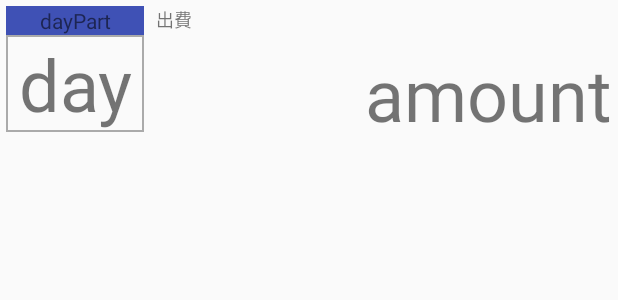
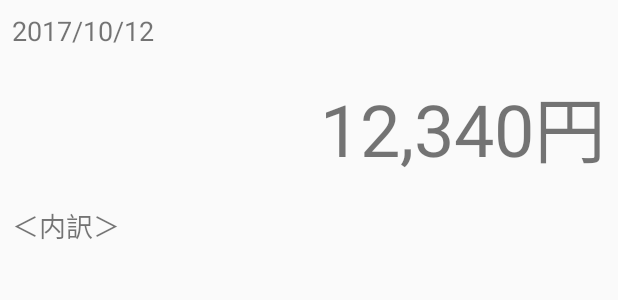
Before and after one commit to yochiboo/MySpending, an Android app: the layout fragment_summary.xml on its own in the app's theme, with its tools: preview values and no code run, on a phone screen of 412 x 824 dp. Shown: the top 300 px of the screen. Run offline under Robolectric (Android 15) with nearby library versions, the light colour scheme and no system bars.

Commit message:
サマリ画面のレイアウト変更

```diff
--- a/app/src/main/res/layout/fragment_summary.xml
+++ b/app/src/main/res/layout/fragment_summary.xml
@@ -1,112 +1,55 @@
 <?xml version="1.0" encoding="utf-8"?>
 <LinearLayout xmlns:android="http://schemas.android.com/apk/res/android"
+              android:orientation="vertical"
               android:layout_width="match_parent"
-              android:layout_height="wrap_content"
-              android:orientation="horizontal"
-    >
+              android:layout_height="wrap_content">
 
-    <LinearLayout
-        android:layout_width="wrap_content"
-        android:layout_height="wrap_content"
-        android:orientation="vertical"
-        android:layout_margin="4dp"
-        >
+    <LinearLayout android:orientation="vertical"
+                  android:layout_width="fill_parent"
+                  android:layout_height="wrap_content">
 
         <TextView
-            android:id="@+id/month"
-            android:layout_width="match_parent"
+            android:id="@+id/payment_date"
+            android:layout_width="fill_parent"
             android:layout_height="wrap_content"
-            android:layout_margin="0dp"
-            android:text="month"
-            android:textAlignment="center"
-            android:textSize="14sp"
-            android:visibility="gone"/>
-
-        <TextView
-            android:id="@+id/dayPart"
-            android:layout_width="match_parent"
-            android:layout_height="wrap_content"
-            android:paddingLeft="8dp"
-            android:paddingRight="8dp"
-            android:textAlignment="center"
-            android:text="dayPart"
-            android:textSize="14sp"
-            android:background="@drawable/hilight_solid"
+            android:layout_marginBottom="8dp"
+            android:layout_marginLeft="8dp"
+            android:layout_marginRight="8dp"
+            android:layout_marginTop="8dp"
+            android:text="2017/10/12"
+            android:textSize="18sp"
             />
 
         <TextView
-            android:id="@+id/day"
-            android:layout_width="match_parent"
+            android:id="@+id/amount_value"
+            android:layout_width="fill_parent"
             android:layout_height="wrap_content"
-            android:paddingLeft="8dp"
-            android:paddingRight="8dp"
-            android:text="day"
-            android:textAlignment="center"
+            android:layout_marginBottom="8dp"
+            android:layout_marginLeft="8dp"
+            android:layout_marginRight="8dp"
+            android:layout_marginTop="8dp"
+            android:layout_weight="1"
+            android:gravity="right"
+            android:text="12,340円"
             android:textSize="48sp"
-            android:background="@drawable/frame"
             />
 
+        <TextView
+            android:id="@+id/label"
+            android:layout_width="fill_parent"
+            android:layout_height="wrap_content"
+            android:layout_marginBottom="8dp"
+            android:layout_marginLeft="8dp"
+            android:layout_marginRight="8dp"
+            android:layout_marginTop="8dp"
+            android:text="＜内訳＞"
+            android:textSize="18sp"
+            />
     </LinearLayout>
 
-    <LinearLayout
-        android:layout_width="match_parent"
-        android:layout_height="match_parent"
-        android:orientation="vertical"
-        >
-
-
-        <LinearLayout
-            android:layout_width="match_parent"
-            android:layout_height="wrap_content"
-            android:orientation="vertical"
-            >
-            <TextView
-                android:id="@+id/label"
-                android:layout_width="match_parent"
-                android:layout_height="wrap_content"
-                android:layout_margin="4dp"
-                android:text="出費"
-                android:textSize="12sp"
-                />
-
-            <TextView
-                android:id="@+id/amount"
-                android:layout_width="match_parent"
-                android:layout_height="wrap_content"
-                android:layout_margin="4dp"
-                android:gravity="right"
-                android:text="amount"
-                android:textSize="48sp"
-                android:focusable="false"
-                />
-        </LinearLayout>
-
-        <LinearLayout
-            android:layout_width="match_parent"
-            android:layout_height="wrap_content"
-            android:orientation="vertical"
-            android:layout_weight="1"
-            >
-
-            <TextView
-                android:id="@+id/label2"
-                android:layout_width="match_parent"
-                android:layout_height="wrap_content"
-                android:layout_margin="4dp"
-                android:text="内訳"
-                android:textSize="12sp"
-                />
-
-            <ListView
-                android:id="@+id/categoryAmountList"
-                android:layout_width="match_parent"
-                android:layout_height="wrap_content"
-                android:clickable="false"
-                android:focusable="false"
-                >
-            </ListView>
-        </LinearLayout>
-
-    </LinearLayout>
+    <ListView android:id="@+id/categoryAmountList"
+              android:layout_width="fill_parent"
+              android:layout_height="fill_parent">
+    </ListView>
 
 </LinearLayout>
```
Also changed, not shown: app/src/main/AndroidManifest.xml (+5 -3 lines), app/src/main/java/com/example/yochi/myspending/summary/SummaryFragment.java (+8 -24 lines), app/src/main/res/layout/fragment_summary_old.xml (added, +112 -0 lines).
